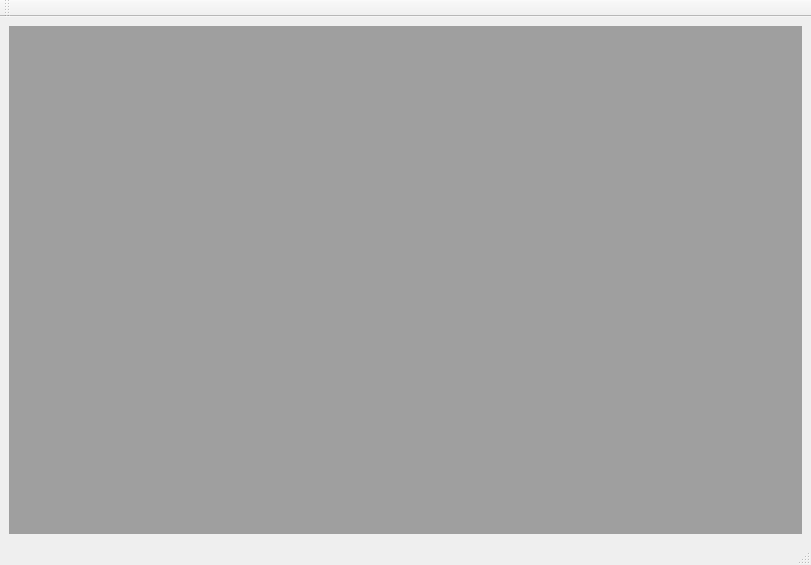
First picture: the form in mainwindow.ui, repository albert-sergeev/FinLoader, before the edit.
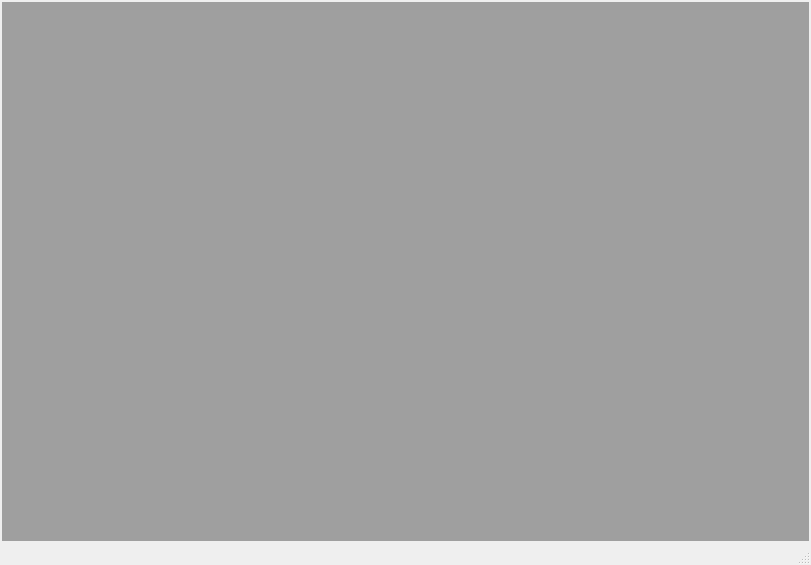
Second picture: the form after the edit.

What changed in the file:
```diff
--- a/mainwindow.ui
+++ b/mainwindow.ui
@@ -15,6 +15,18 @@
   </property>
   <widget class="QWidget" name="centralwidget">
    <layout class="QGridLayout" name="gridLayout">
+    <property name="leftMargin">
+     <number>2</number>
+    </property>
+    <property name="topMargin">
+     <number>2</number>
+    </property>
+    <property name="rightMargin">
+     <number>2</number>
+    </property>
+    <property name="bottomMargin">
+     <number>2</number>
+    </property>
     <item row="0" column="0">
      <widget class="QMdiArea" name="mdiArea"/>
     </item>
@@ -31,17 +43,6 @@
    </property>
   </widget>
   <widget class="QStatusBar" name="statusbar"/>
-  <widget class="QToolBar" name="toolBar">
-   <property name="windowTitle">
-    <string>toolBar</string>
-   </property>
-   <attribute name="toolBarArea">
-    <enum>TopToolBarArea</enum>
-   </attribute>
-   <attribute name="toolBarBreak">
-    <bool>false</bool>
-   </attribute>
-  </widget>
  </widget>
  <resources/>
  <connections/>
```
